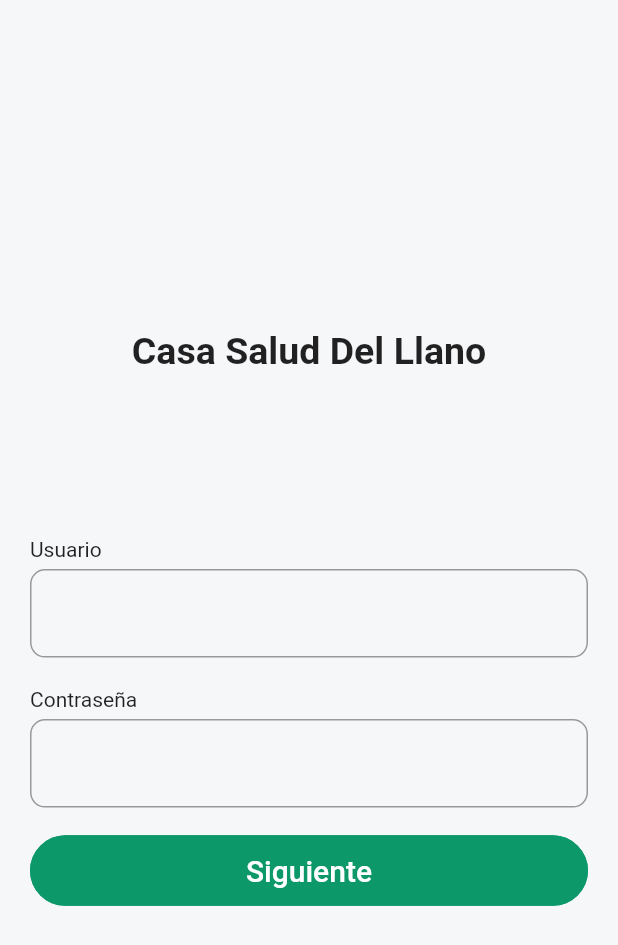
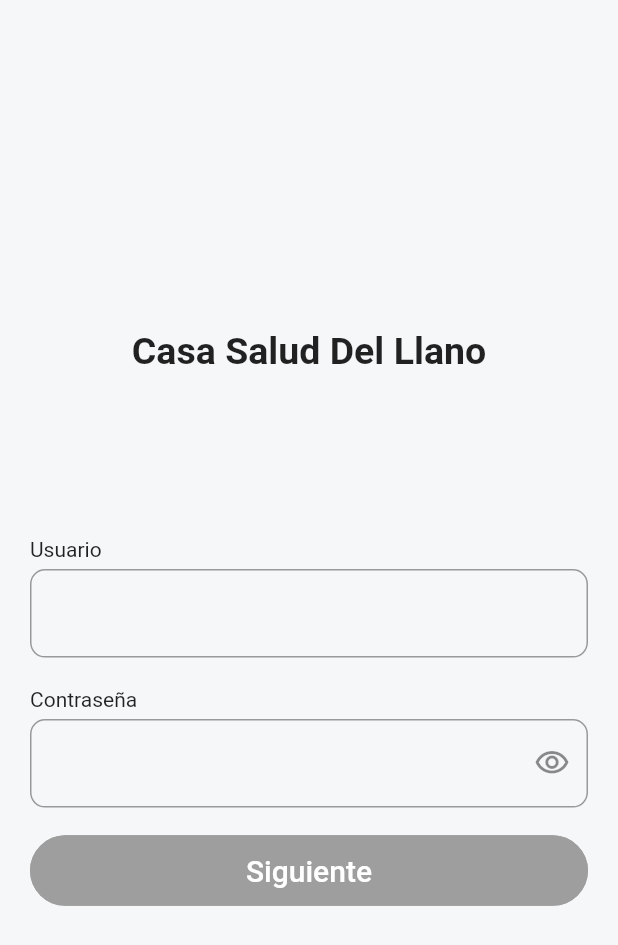
Before and after one commit to stivengm/casa_salud_del_llano_app, a Flutter app: the screen it shows after launch, on a phone screen of 412 x 824 dp. Shown: the top 945 px of the screen. Run offline on Flutter 3.47's test engine with Material 2 defaults, Android fonts, the phone set to English and light mode, and no system bars.

Commit message:
FIX - Fix logic disabled button loginView.

```diff
--- a/lib/gui/views/admin/login_view.dart
+++ b/lib/gui/views/admin/login_view.dart
@@ -1,17 +1,28 @@
 import 'package:casa_salud_del_llano_app/gui/widgets/primary_button.dart';
 import 'package:flutter/material.dart';
 
-class LoginView extends StatelessWidget {
+class LoginView extends StatefulWidget {
   const LoginView({ Key? key }) : super( key: key );
+
+  @override
+  State<LoginView> createState() => _LoginViewState();
+}
+
+class _LoginViewState extends State<LoginView> {
+  bool _passwordVisible = true;
+  bool _isButtonDisabled = true;
+
+  TextEditingController userNameController = TextEditingController();
+  TextEditingController passwordController = TextEditingController();
 
   @override
   Widget build(BuildContext context) {
     return Scaffold(
-      body: _body(context),
+      body: _body(),
     );
   }
 
-  Widget _body(context) {
+  Widget _body() {
     Size media = MediaQuery.of(context).size;
     return Stack(
       children: [
@@ -39,36 +50,49 @@ class LoginView extends StatelessWidget {
                         decoration: InputDecoration(
                           border: OutlineInputBorder(borderRadius: BorderRadius.circular(10)),
                         ),
-                        // controller: _controller,
+                        controller: userNameController,
                         onSubmitted: (String value) {
                           debugPrint(value);
+                        },
+                        onChanged: (String val) {
+                          setState(() {
+                            _isButtonDisabled = validForm();
+                          });
                         },
                       ),
                       const SizedBox(height: 20.0),
                       const Text("Contraseña"),
                       const SizedBox(height: 5.0),
                       TextFormField(
-                        obscureText: true,
+                        obscureText: _passwordVisible,
                         enableSuggestions: false,
                         autocorrect: false,
+                        controller: passwordController,
                         decoration: InputDecoration(
                           border: OutlineInputBorder(borderRadius: BorderRadius.circular(10)),
+                          suffixIcon: IconButton(
+                            icon: Icon(
+                              _passwordVisible
+                              ? Icons.visibility_outlined
+                              : Icons.visibility_off_outlined
+                            ),
+                            onPressed: () {
+                              setState(() {
+                                _passwordVisible = !_passwordVisible;
+                              });
+                            },
+                          )
                         ),
-                        // validator: (String value) {
-                        //   if (value.trim().isEmpty) {
-                        //     return 'Password is required';
-                        //   }
-                        //   return null;
-                        // },
-                        // controller: _controller,
-                        // onSubmitted: (String value) {
-                        //   debugPrint(value);
-                        // },
+                        onChanged: (String val) {
+                          setState(() {
+                            _isButtonDisabled = validForm();
+                          });
+                        },
                       ),
                       const SizedBox(height: 18.0),
                       PrimaryButton(
                         text: 'Siguiente',
-                        onPressed: () {},
+                        onPressed: _isButtonDisabled ?  null : () => login(),
                       ),
                     ],
                   ),
@@ -82,4 +106,14 @@ class LoginView extends StatelessWidget {
     );
   }
 
+  validForm() {
+    var userName = userNameController.text.trim();
+    var pass = passwordController.text.trim();
+    return (userName != '' && pass != '') ?  false : true;
+  }
+
+  login() {
+    print("Holaaaaa");
+  }
+
 }
--- a/lib/gui/widgets/primary_button.dart
+++ b/lib/gui/widgets/primary_button.dart
@@ -15,15 +15,15 @@ class PrimaryButton extends StatelessWidget {
         style: ButtonStyle(
           padding: MaterialStateProperty.all<EdgeInsets>(const EdgeInsets.all(12.0)),
           foregroundColor: MaterialStateProperty.all<Color>(AppStyle.whiteColor),
-          backgroundColor: MaterialStateProperty.all<Color>(AppStyle.primaryColor),
+          backgroundColor: MaterialStateProperty.all<Color>((onPressed != null) ? AppStyle.primaryColor : AppStyle.greyColor),
           shape: MaterialStateProperty.all<RoundedRectangleBorder>(
             RoundedRectangleBorder(
               borderRadius: BorderRadius.circular(50.0),
-              side: const BorderSide(color: AppStyle.primaryColor)
+              side: BorderSide(color: (onPressed != null) ? AppStyle.primaryColor : AppStyle.greyColor)
             )
           )
         ),
-        onPressed: onPressed,
+        onPressed: (onPressed != null) ? onPressed : null,
         child: Text(text, style: Theme.of(context).textTheme.titleLarge!.copyWith(color: AppStyle.whiteColor)),
       ),
     );
```
